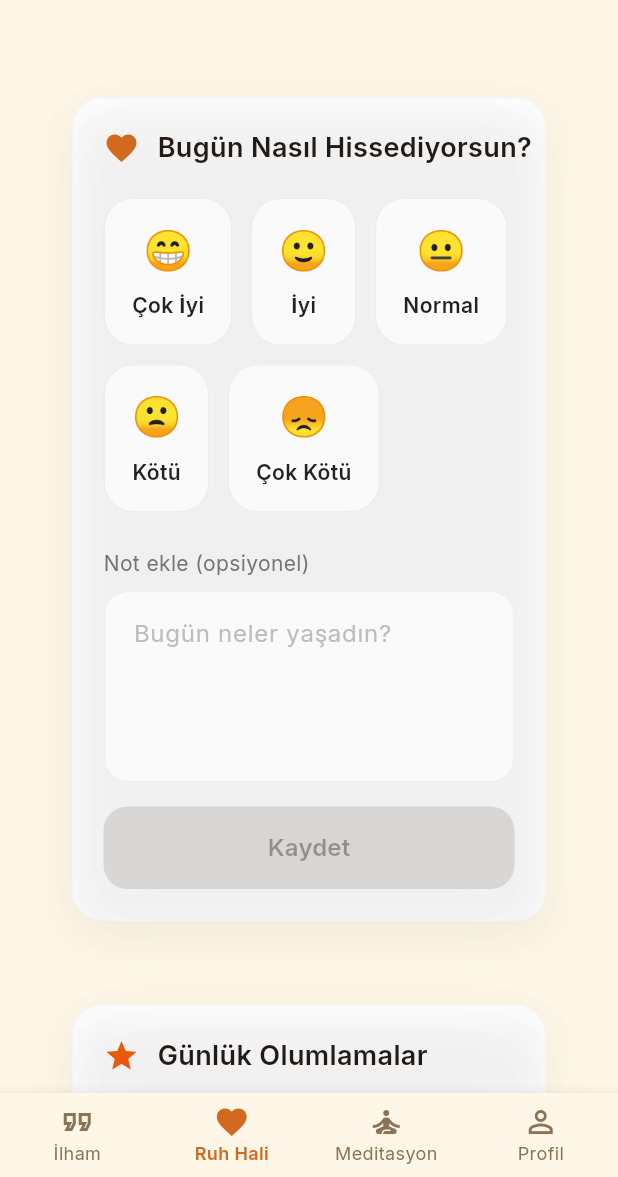
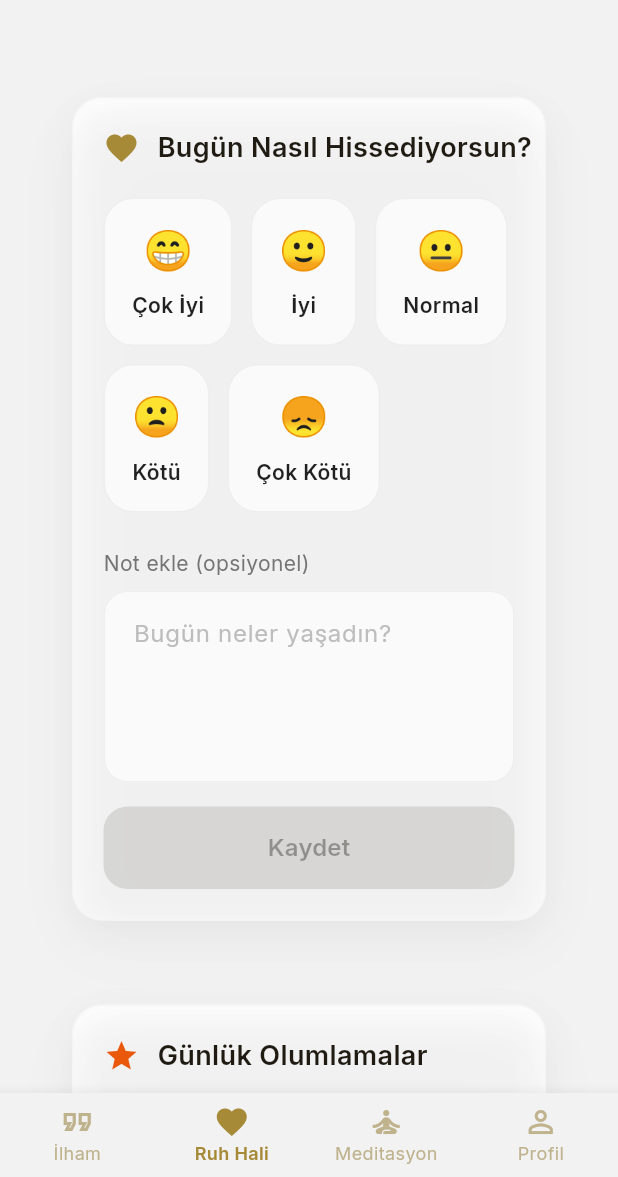
Before and after one commit to MRSgkce/MyDearDiary, a Flutter app: the screen it shows after launch, item 2 of the bottom bar chosen, on a phone screen of 412 x 824 dp, the part 59-1236 px from its top. Run offline on Flutter 3.47's test engine with Material 3 defaults, Android fonts, the phone set to English and light mode, and no system bars; our stand-ins replace flutter_riverpod, shared_preferences; project files that could hold a hidden picture were left out.

Commit message:
edit: color theme

```diff
--- a/lib/main.dart
+++ b/lib/main.dart
@@ -21,9 +21,9 @@ class MyDearDiaryApp extends StatelessWidget {
       return CupertinoApp(
         title: 'MyDearDiary',
         theme: const CupertinoThemeData(
-          primaryColor: Color(0xFFD2691E), // Sonbahar turuncu
+          primaryColor: Color(0xFFA68A38), // Golden brown
           brightness: Brightness.light,
-          scaffoldBackgroundColor: Color(0xFFFEF7E7), // Sonbahar krem
+          scaffoldBackgroundColor: Color(0xFFF2F2F2), // Soft grey
         ),
         home: const HomeScreen(),
       );
@@ -32,13 +32,11 @@ class MyDearDiaryApp extends StatelessWidget {
         title: 'MyDearDiary',
         theme: ThemeData(
           colorScheme: ColorScheme.fromSeed(
-            seedColor: const Color(0xFFD2691E), // Sonbahar turuncu
+            seedColor: const Color(0xFFA68A38), // Golden brown
             brightness: Brightness.light,
           ),
           useMaterial3: true,
-          scaffoldBackgroundColor: const Color(
-            0xFFFEF7E7,
-          ), // Soft krem/sonbahar bej
+          scaffoldBackgroundColor: const Color(0xFFF2F2F2), // Soft grey
           fontFamily: 'Inter',
           textTheme: const TextTheme(
             displayLarge: TextStyle(fontFamily: 'Inter'),
@@ -60,7 +58,7 @@ class MyDearDiaryApp extends StatelessWidget {
           appBarTheme: const AppBarTheme(
             centerTitle: true,
             elevation: 0,
-            backgroundColor: Color(0xFFFEF7E7), // Sonbahar krem
+            backgroundColor: Color(0xFFF2F2F2), // Soft grey
           ),
           cardTheme: CardThemeData(
             elevation: 0,
--- a/lib/widgets/adaptive_navigation.dart
+++ b/lib/widgets/adaptive_navigation.dart
@@ -48,12 +48,11 @@ class AdaptiveNavigationBar extends StatelessWidget {
       currentIndex: selectedIndex,
       onTap: onTap,
       activeColor:
-          selectedItemColor ?? const Color(0xFFD2691E), // Sonbahar turuncu
+          selectedItemColor ?? const Color(0xFFA68A38), // Sonbahar turuncu
       inactiveColor:
           unselectedItemColor ??
-          const Color(0xFF8B7355), // Soft sonbahar kahverengi
-      backgroundColor:
-          backgroundColor ?? const Color(0xFFFEF7E7), // Sonbahar krem
+          const Color(0xFFBFB38E), // Soft sonbahar kahverengi
+      backgroundColor: backgroundColor ?? const Color(0xFFF2F2F2), // Soft grey
       items: items
           .map(
             (item) => BottomNavigationBarItem(
@@ -83,16 +82,15 @@ class AdaptiveNavigationBar extends StatelessWidget {
       currentIndex: selectedIndex,
       onTap: onTap,
       selectedItemColor:
-          selectedItemColor ?? const Color(0xFFD2691E), // Sonbahar turuncu
+          selectedItemColor ?? const Color(0xFFA68A38), // Sonbahar turuncu
       unselectedItemColor:
           unselectedItemColor ??
-          const Color(0xFF8B7355), // Soft sonbahar kahverengi
+          const Color(0xFFBFB38E), // Soft sonbahar kahverengi
       selectedLabelStyle: TextStyle(
         fontWeight: FontWeight.w600,
         fontSize: _getResponsiveFontSize(context, 12),
       ),
-      backgroundColor:
-          backgroundColor ?? const Color(0xFFFEF7E7), // Sonbahar krem
+      backgroundColor: backgroundColor ?? const Color(0xFFF2F2F2), // Soft grey
       elevation: _getResponsiveElevation(deviceType),
       items: items
           .map(
--- a/lib/widgets/custom_app_bar.dart
+++ b/lib/widgets/custom_app_bar.dart
@@ -12,7 +12,7 @@ class CustomAppBar extends StatelessWidget
   Widget build(BuildContext context) {
     if (Platform.isIOS) {
       return CupertinoNavigationBar(
-        backgroundColor: const Color(0xFFFEF7E7), // Sonbahar krem
+        backgroundColor: const Color(0xFFF2F2F2), // Soft grey
         middle: const Text(
           'MyDearDiary',
           style: TextStyle(fontWeight: FontWeight.w600, fontSize: 18),
@@ -27,7 +27,7 @@ class CustomAppBar extends StatelessWidget
                     Icon(
                       CupertinoIcons.lightbulb,
                       size: 14,
-                      color: CupertinoColors.systemYellow,
+                      color: const Color(0xFFD9AD5B), // Coral pink
                     ),
                     SizedBox(width: 4),
                     Text(
@@ -45,7 +45,7 @@ class CustomAppBar extends StatelessWidget
       );
     } else {
       return AppBar(
-        backgroundColor: const Color(0xFFFEF7E7), // Sonbahar krem
+        backgroundColor: const Color(0xFFF2F2F2), // Soft grey
         elevation: 0,
         title: const Text(
           'MyDearDiary',
@@ -63,7 +63,7 @@ class CustomAppBar extends StatelessWidget
                   icon: const Icon(
                     Icons.lightbulb_outline,
                     size: 16,
-                    color: Color(0xFF6B46C1),
+                    color: const Color(0xFFD9AD5B), // Coral pink
                   ),
                   label: const Text(
                     'Yeni İlham Ekle',
--- a/lib/widgets/inspiration_tab.dart
+++ b/lib/widgets/inspiration_tab.dart
@@ -147,7 +147,7 @@ class _InspirationCard extends StatelessWidget {
           width: double.infinity,
           height: constraints.maxHeight,
           child: Container(
-            color: const Color(0xFFFEF7E7), // Sonbahar krem arka plan
+            color: const Color(0xFFF2F2F2), // Soft grey arka plan
             padding: const EdgeInsets.symmetric(horizontal: 24, vertical: 32),
             child: Column(
               children: [
--- a/lib/widgets/mood_tab.dart
+++ b/lib/widgets/mood_tab.dart
@@ -69,7 +69,7 @@ class _MoodTabState extends State<MoodTab> {
               Platform.isIOS ? CupertinoIcons.heart_fill : Icons.favorite,
               color: Platform.isIOS
                   ? CupertinoColors.systemBlue
-                  : const Color(0xFFD2691E),
+                  : const Color(0xFFA68A38),
             ),
             child: Column(
               crossAxisAlignment: CrossAxisAlignment.stretch,
@@ -93,7 +93,7 @@ class _MoodTabState extends State<MoodTab> {
                                     ? CupertinoColors.systemBlue.withOpacity(
                                         0.08,
                                       )
-                                    : const Color(0xFFD2691E).withOpacity(0.08))
+                                    : const Color(0xFFA68A38).withOpacity(0.08))
                               : (Platform.isIOS
                                     ? CupertinoColors.systemGrey6.withOpacity(
                                         0.3,
@@ -107,7 +107,7 @@ class _MoodTabState extends State<MoodTab> {
                                           0.3,
                                         )
                                       : const Color(
-                                          0xFFD2691E,
+                                          0xFFA68A38,
                                         ).withOpacity(0.3))
                                 : (Platform.isIOS
                                       ? CupertinoColors.separator.withOpacity(
@@ -122,7 +122,7 @@ class _MoodTabState extends State<MoodTab> {
                                     color:
                                         (Platform.isIOS
                                                 ? CupertinoColors.systemBlue
-                                                : const Color(0xFFD2691E))
+                                                : const Color(0xFFA68A38))
                                             .withOpacity(0.1),
                                     blurRadius: 12,
                                     offset: const Offset(0, 4),
@@ -262,7 +262,7 @@ class _MoodTabState extends State<MoodTab> {
         content: Text('Ruh hali kaydedildi: $moodLabel'),
         backgroundColor: Platform.isIOS
             ? CupertinoColors.systemBlue
-            : const Color(0xFFD2691E),
+            : const Color(0xFFA68A38),
       ),
     );
 
@@ -338,7 +338,7 @@ class _MoodTabState extends State<MoodTab> {
                   : Icons.arrow_drop_down,
               color: Platform.isIOS
                   ? CupertinoColors.systemBlue
-                  : const Color(0xFFD2691E),
+                  : const Color(0xFFA68A38),
             ),
           ),
         ],
@@ -391,7 +391,7 @@ class _MoodTabState extends State<MoodTab> {
                 (category) => ListTile(
                   title: Text(category),
                   leading: category == _selectedCategory
-                      ? Icon(Icons.check, color: const Color(0xFFD2691E))
+                      ? Icon(Icons.check, color: const Color(0xFFA68A38))
                       : null,
                   onTap: () {
                     setState(() => _selectedCategory = category);
--- a/lib/widgets/personalized_home_widgets.dart
+++ b/lib/widgets/personalized_home_widgets.dart
@@ -35,7 +35,7 @@ class DailyMotivationWidget extends PersonalizedWidget {
                 icon,
                 color: Platform.isIOS
                     ? CupertinoColors.systemBlue
-                    : const Color(0xFFD2691E),
+                    : const Color(0xFFA68A38),
                 size: 24,
               ),
               const SizedBox(width: 12),
@@ -155,7 +155,7 @@ class QuickStatsWidget extends PersonalizedWidget {
             size: 20,
             color: Platform.isIOS
                 ? CupertinoColors.systemBlue
-                : const Color(0xFFD2691E),
+                : const Color(0xFFA68A38),
           ),
           const SizedBox(height: 8),
           Text(
--- a/lib/widgets/platform_specific_widgets.dart
+++ b/lib/widgets/platform_specific_widgets.dart
@@ -78,7 +78,7 @@ class PlatformButton extends PlatformSpecificWidget {
       onPressed: onPressed,
       style: ElevatedButton.styleFrom(
         backgroundColor:
-            backgroundColor ?? const Color(0xFFD2691E), // Sonbahar turuncu
+            backgroundColor ?? const Color(0xFFA68A38), // Sonbahar turuncu
         foregroundColor: textColor ?? Colors.white,
         shape: RoundedRectangleBorder(borderRadius: BorderRadius.circular(16)),
         padding: const EdgeInsets.symmetric(horizontal: 24, vertical: 16),
@@ -265,7 +265,7 @@ class PlatformTextField extends PlatformSpecificWidget {
         focusedBorder: OutlineInputBorder(
           borderRadius: BorderRadius.circular(16),
           borderSide: const BorderSide(
-            color: Color(0xFFD2691E),
+            color: Color(0xFFA68A38),
             width: 2,
           ), // Sonbahar turuncu
         ),
@@ -299,7 +299,7 @@ class PlatformSwitch extends PlatformSpecificWidget {
     return Switch(
       value: value,
       onChanged: onChanged,
-      activeColor: const Color(0xFFD2691E), // Sonbahar turuncu
+      activeColor: const Color(0xFFA68A38), // Sonbahar turuncu
     );
   }
 }
```
